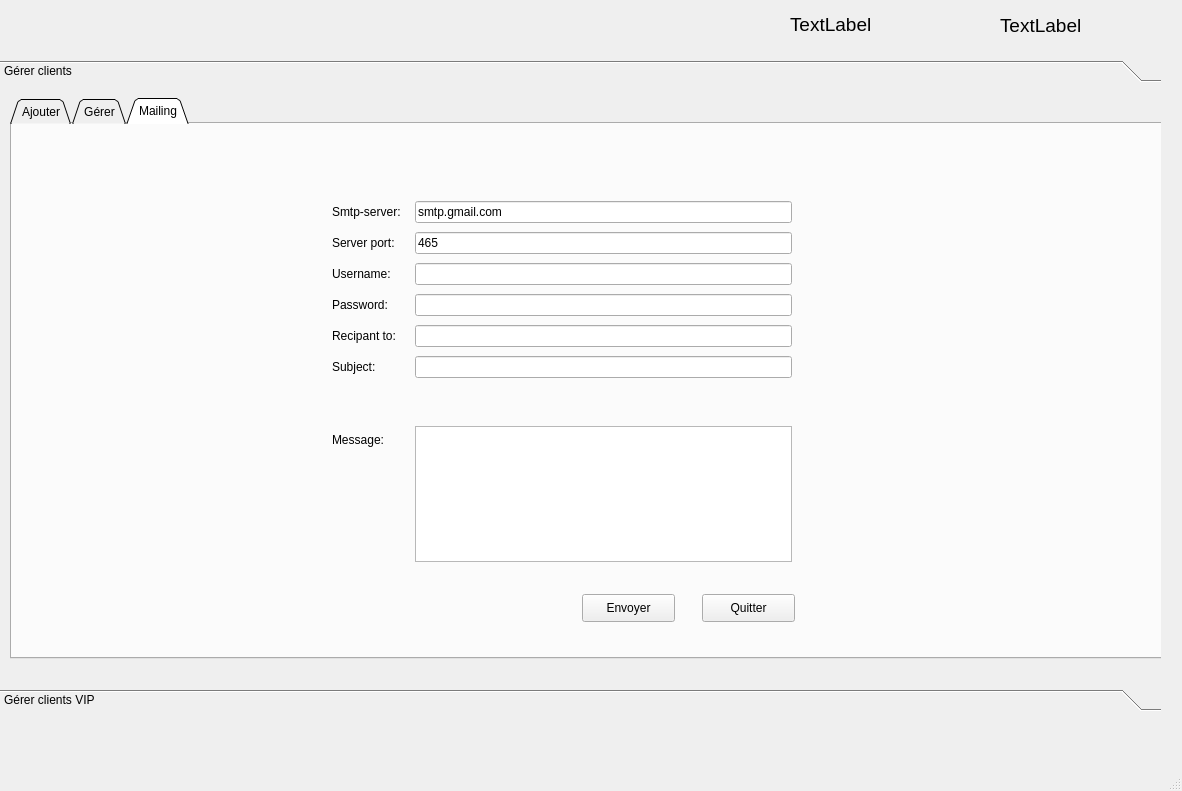
Before: the Qt Designer form FingersCrossed/clientform.ui in fatimaabdawa/travelagency, drawn with Qt 5.
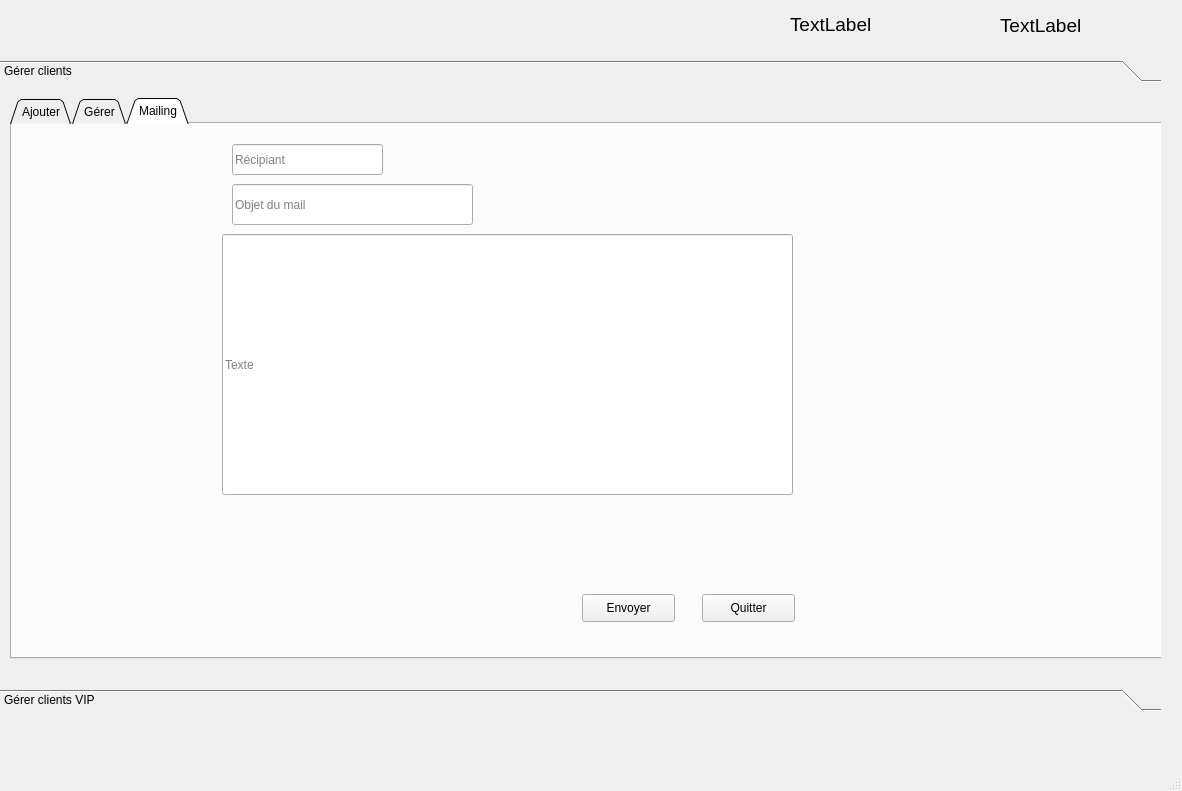
After: the same form once the commit is applied. The open tabs and pages were chosen to show the change.

The edit to the form file:
```diff
--- a/FingersCrossed/clientform.ui
+++ b/FingersCrossed/clientform.ui
@@ -486,156 +486,6 @@
        <attribute name="title">
         <string>Mailing</string>
        </attribute>
-       <widget class="QLineEdit" name="port">
-        <property name="geometry">
-         <rect>
-          <x>403</x>
-          <y>108</y>
-          <width>377</width>
-          <height>22</height>
-         </rect>
-        </property>
-        <property name="text">
-         <string>465</string>
-        </property>
-       </widget>
-       <widget class="QLabel" name="label_31">
-        <property name="geometry">
-         <rect>
-          <x>320</x>
-          <y>232</y>
-          <width>48</width>
-          <height>22</height>
-         </rect>
-        </property>
-        <property name="text">
-         <string>Subject:</string>
-        </property>
-       </widget>
-       <widget class="QLabel" name="label_32">
-        <property name="geometry">
-         <rect>
-          <x>320</x>
-          <y>170</y>
-          <width>60</width>
-          <height>22</height>
-         </rect>
-        </property>
-        <property name="text">
-         <string>Password:</string>
-        </property>
-       </widget>
-       <widget class="QLineEdit" name="server">
-        <property name="geometry">
-         <rect>
-          <x>403</x>
-          <y>77</y>
-          <width>377</width>
-          <height>22</height>
-         </rect>
-        </property>
-        <property name="text">
-         <string>smtp.gmail.com</string>
-        </property>
-       </widget>
-       <widget class="QLineEdit" name="rcpt">
-        <property name="geometry">
-         <rect>
-          <x>403</x>
-          <y>201</y>
-          <width>377</width>
-          <height>22</height>
-         </rect>
-        </property>
-       </widget>
-       <widget class="QPlainTextEdit" name="msg">
-        <property name="geometry">
-         <rect>
-          <x>403</x>
-          <y>302</y>
-          <width>377</width>
-          <height>136</height>
-         </rect>
-        </property>
-       </widget>
-       <widget class="QLineEdit" name="paswd">
-        <property name="geometry">
-         <rect>
-          <x>403</x>
-          <y>170</y>
-          <width>377</width>
-          <height>22</height>
-         </rect>
-        </property>
-        <property name="inputMask">
-         <string/>
-        </property>
-        <property name="echoMode">
-         <enum>QLineEdit::Password</enum>
-        </property>
-       </widget>
-       <widget class="QLabel" name="label_33">
-        <property name="geometry">
-         <rect>
-          <x>320</x>
-          <y>302</y>
-          <width>55</width>
-          <height>28</height>
-         </rect>
-        </property>
-        <property name="text">
-         <string>Message:</string>
-        </property>
-       </widget>
-       <widget class="QLineEdit" name="subject">
-        <property name="geometry">
-         <rect>
-          <x>403</x>
-          <y>232</y>
-          <width>377</width>
-          <height>22</height>
-         </rect>
-        </property>
-       </widget>
-       <widget class="QLabel" name="label_34">
-        <property name="geometry">
-         <rect>
-          <x>320</x>
-          <y>139</y>
-          <width>63</width>
-          <height>22</height>
-         </rect>
-        </property>
-        <property name="text">
-         <string>Username:</string>
-        </property>
-       </widget>
-       <widget class="QLabel" name="label_35">
-        <property name="geometry">
-         <rect>
-          <x>320</x>
-          <y>201</y>
-          <width>69</width>
-          <height>22</height>
-         </rect>
-        </property>
-        <property name="text">
-         <string>Recipant to:</string>
-        </property>
-       </widget>
-       <widget class="QLabel" name="label_36">
-        <property name="geometry">
-         <rect>
-          <x>320</x>
-          <y>77</y>
-          <width>76</width>
-          <height>22</height>
-         </rect>
-        </property>
-        <property name="text">
-         <string>Smtp-server:</string>
-        </property>
-       </widget>
        <widget class="QPushButton" name="exitBtn">
         <property name="geometry">
          <rect>
@@ -662,27 +512,46 @@
          <string>Envoyer</string>
         </property>
        </widget>
-       <widget class="QLabel" name="label_37">
+       <widget class="QLineEdit" name="about_line">
         <property name="geometry">
          <rect>
-          <x>320</x>
-          <y>108</y>
-          <width>70</width>
-          <height>22</height>
+          <x>220</x>
+          <y>60</y>
+          <width>241</width>
+          <height>41</height>
+         </rect>
+        </property>
+        <property name="placeholderText">
+         <string>Objet du mail</string>
+        </property>
+       </widget>
+       <widget class="QLineEdit" name="receiver_line">
+        <property name="geometry">
+         <rect>
+          <x>220</x>
+          <y>20</y>
+          <width>151</width>
+          <height>31</height>
+         </rect>
+        </property>
+        <property name="placeholderText">
+         <string>Récipiant</string>
+        </property>
+       </widget>
+       <widget class="QLineEdit" name="text_line">
+        <property name="geometry">
+         <rect>
+          <x>210</x>
+          <y>110</y>
+          <width>571</width>
+          <height>261</height>
          </rect>
         </property>
         <property name="text">
-         <string>Server port:</string>
+         <string/>
         </property>
-       </widget>
-       <widget class="QLineEdit" name="uname">
-        <property name="geometry">
-         <rect>
-          <x>403</x>
-          <y>139</y>
-          <width>377</width>
-          <height>22</height>
-         </rect>
+        <property name="placeholderText">
+         <string>Texte</string>
         </property>
        </widget>
       </widget>
```
Left out of the diff: 2 changed lines with no effect on the pictures.
